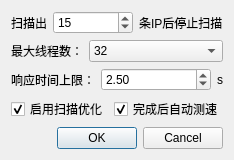
Above: dlgScan.ui from GoodCoder666/GoogleTranslate_IPFinder before the change. Below: the same form after it.
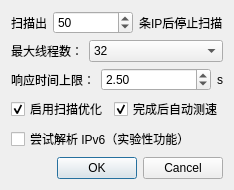
That is the form after the change.

```diff
--- a/dlgScan.ui
+++ b/dlgScan.ui
@@ -7,7 +7,7 @@
     <x>0</x>
     <y>0</y>
     <width>228</width>
-    <height>155</height>
+    <height>181</height>
    </rect>
   </property>
   <property name="windowTitle">
@@ -32,13 +32,13 @@
         </sizepolicy>
        </property>
        <property name="minimum">
-        <number>5</number>
+        <number>1</number>
        </property>
        <property name="maximum">
-        <number>200</number>
+        <number>300</number>
        </property>
        <property name="value">
-        <number>15</number>
+        <number>50</number>
        </property>
       </widget>
      </item>
@@ -184,6 +184,13 @@
      </item>
     </layout>
    </item>
+   <item>
+    <widget class="QCheckBox" name="chkBox_IPv6">
+     <property name="text">
+      <string>尝试解析 IPv6（实验性功能）</string>
+     </property>
+    </widget>
+   </item>
    <item>
     <widget class="QDialogButtonBox" name="buttonBox">
      <property name="orientation">
```
